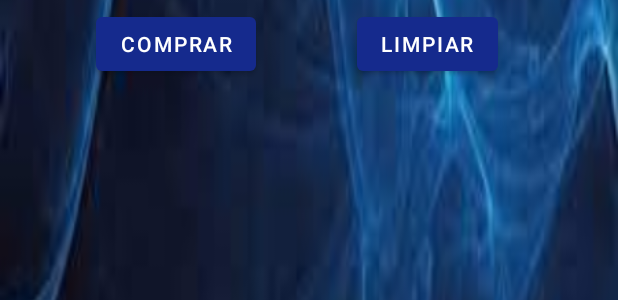
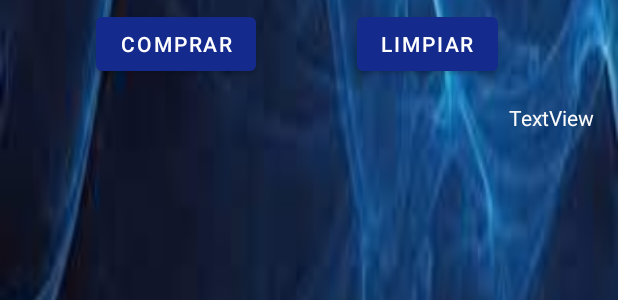
Before and after one commit to juanca172/ProyectoSalesInstantantly, an Android app: the layout activity_carrito_de_compras_view.xml on its own in the app's theme, with its tools: preview values and no code run, on a phone screen of 412 x 824 dp. Shown: the part 852-1152 px from the top of the screen. Run offline under Robolectric (Android 15) with nearby library versions, the phone set to English and light mode, and no system bars.

Commit message:
Se agregi metodo para llevar el total y en tambien se agrego un text View al carrito de compras, todo funciona

```diff
--- a/app/src/main/res/layout/activity_carrito_de_compras_view.xml
+++ b/app/src/main/res/layout/activity_carrito_de_compras_view.xml
@@ -39,4 +39,16 @@
         app:backgroundTint="#152A8D"
         app:layout_constraintStart_toStartOf="parent"
         app:layout_constraintTop_toBottomOf="@+id/recyclerViewCarrito" />
+
+    <TextView
+        android:id="@+id/tvTotal"
+        android:layout_width="wrap_content"
+        android:layout_height="wrap_content"
+        android:layout_marginEnd="16dp"
+        android:layout_marginRight="16dp"
+        android:layout_marginBottom="168dp"
+        android:text="TextView"
+        android:textColor="#FDFCFC"
+        app:layout_constraintBottom_toBottomOf="parent"
+        app:layout_constraintEnd_toEndOf="parent" />
 </androidx.constraintlayout.widget.ConstraintLayout>
```
Also changed, not shown: app/src/main/java/com/example/proyectosalesinstantly/CarritoDeComprasView.java (+16 -1 lines).
